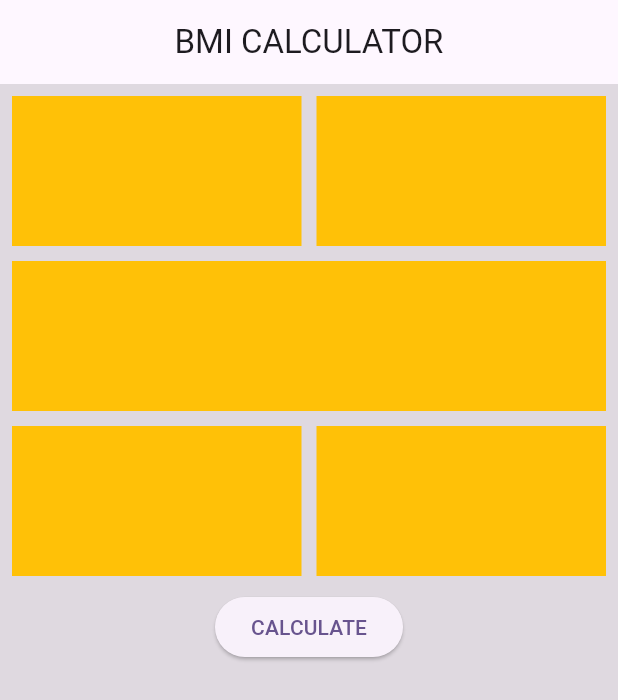
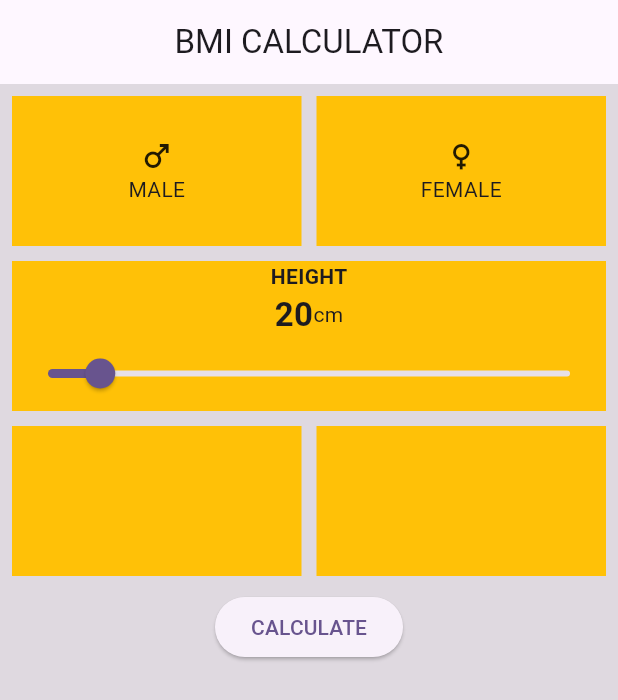
Before and after one commit to Mustack-Rabbi/bmi-calculator, a Flutter app: the screen it shows after launch, on a phone screen of 412 x 824 dp. Shown: the top 700 px of the screen. Run offline on Flutter 3.47's test engine with Material 3 defaults, Android fonts, the phone set to English and light mode, and no system bars.

Commit message:
slider complete

```diff
--- a/lib/page/home_page.dart
+++ b/lib/page/home_page.dart
@@ -8,6 +8,7 @@ class HomePage extends StatefulWidget {
 }
 
 class _HomePageState extends State<HomePage> {
+  double _currentSliderValue = 20;
   @override
   Widget build(BuildContext context) {
     return Scaffold(
@@ -28,6 +29,10 @@ class _HomePageState extends State<HomePage> {
                     child: Container(
                       height: 100,
                       color: Colors.amber,
+                      child: Column(
+                        mainAxisAlignment: MainAxisAlignment.center,
+                        children: [Icon(Icons.male), Text("MALE")],
+                      ),
                     ),
                   ),
                   SizedBox(
@@ -37,6 +42,10 @@ class _HomePageState extends State<HomePage> {
                     child: Container(
                       height: 100,
                       color: Colors.amber,
+                      child: Column(
+                        mainAxisAlignment: MainAxisAlignment.center,
+                        children: [Icon(Icons.female), Text("FEMALE")],
+                      ),
                     ),
                   )
                 ],
@@ -48,6 +57,32 @@ class _HomePageState extends State<HomePage> {
                 height: 100,
                 width: double.infinity,
                 color: Colors.amber,
+                child: Column(
+                  children: [
+                    Text("HEIGHT",
+                        style: TextStyle(fontWeight: FontWeight.bold)),
+                    Row(
+                      mainAxisAlignment: MainAxisAlignment.center,
+                      children: [
+                        Text(
+                          _currentSliderValue.round().toString(),
+                          style: TextStyle(
+                              fontSize: 22, fontWeight: FontWeight.bold),
+                        ),
+                        Text("cm")
+                      ],
+                    ),
+                    Slider(
+                      value: _currentSliderValue,
+                      max: 200,
+                      onChanged: (double value) {
+                        setState(() {
+                          _currentSliderValue = value;
+                        });
+                      },
+                    ),
+                  ],
+                ),
               ),
               SizedBox(
                 height: 10,
@@ -75,7 +110,10 @@ class _HomePageState extends State<HomePage> {
               SizedBox(
                 height: 10,
               ),
-              ElevatedButton(onPressed: () {}, child: Text("CALCULATE"),)
+              ElevatedButton(
+                onPressed: () {},
+                child: Text("CALCULATE"),
+              )
             ],
           ),
         ),
```
